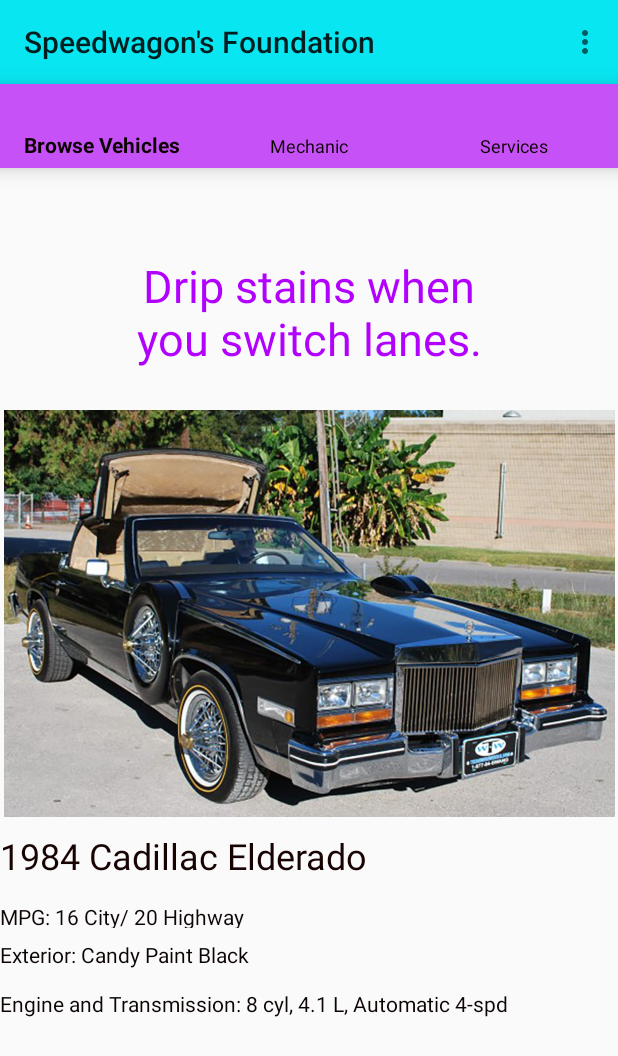
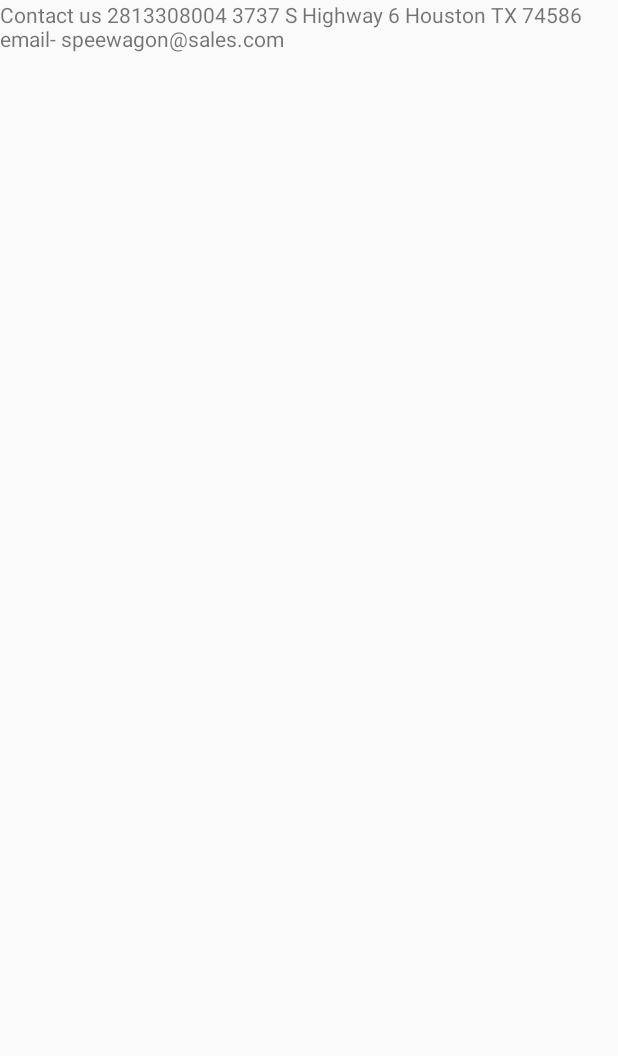
Before and after one commit to JaasirQureshi/Speedwagonproject, an Android app: the screen it shows after launch (MainActivity before the commit, ContactActivity after it), in the options menu, after a tap on "Contact Us", on a phone screen of 412 x 824 dp. Shown: the top 1056 px of the screen. Run offline under Robolectric (Android 15) with nearby library versions, the phone set to English and light mode, and no system bars.

Commit message:
Commit 2 Login and Contact US pages

```diff
--- a/app/src/main/AndroidManifest.xml
+++ b/app/src/main/AndroidManifest.xml
@@ -18,6 +18,11 @@
         </activity>
         <activity android:name=".LoginActivity" android:label="Login"/>
 
+        <activity
+        android:name=".ContactActivity"
+        android:label="Contacts">
+        </activity>
+
     </application>
 
 </manifest>
--- /dev/null
+++ b/app/src/main/java/com/example/speedwagon/ContactActivity.java
@@ -0,0 +1,25 @@
+package com.example.speedwagon;
+
+import androidx.appcompat.app.AppCompatActivity;
+import android.os.Bundle;
+import android.view.View;
+import android.widget.Button;
+import android.widget.EditText;
+import android.widget.Toast;
+import java.util.Objects;
+
+public class ContactActivity extends AppCompatActivity{
+
+
+    @Override
+    protected void onCreate(Bundle savedInstanceState) {
+        super.onCreate(savedInstanceState);
+        setContentView(R.layout.contact_activity);
+
+    }
+
+
+
+
+
+}
--- a/app/src/main/java/com/example/speedwagon/MainActivity.java
+++ b/app/src/main/java/com/example/speedwagon/MainActivity.java
@@ -72,7 +72,13 @@ public class MainActivity extends AppCompatActivity {
             startActivity(intent);
             return false;
         }
+        else if(id == R.id.Contact){
+            Intent intents = new Intent(MainActivity.this, ContactActivity.class);
+            startActivity(intents);
+            return false;
+        }
 
         return super.onOptionsItemSelected(item);
     }
+
 }
--- a/app/src/main/res/values/strings.xml
+++ b/app/src/main/res/values/strings.xml
@@ -7,5 +7,14 @@
    <string name="LoginMenu">Login</string>
     <string name="Login">Login</string>
     <string name="Contact">Contact Us</string>
+    <string name="Contactview">Contact us
+        2813308004
+
+        3737 S Highway 6 Houston TX 74586
+
+        email- speewagon@sales.com
+
+
+    </string>
     <string name="elderado_black_engine">Engine and Transmission: 8 cyl, 4.1 L, Automatic 4-spd</string>
 </resources>
```
